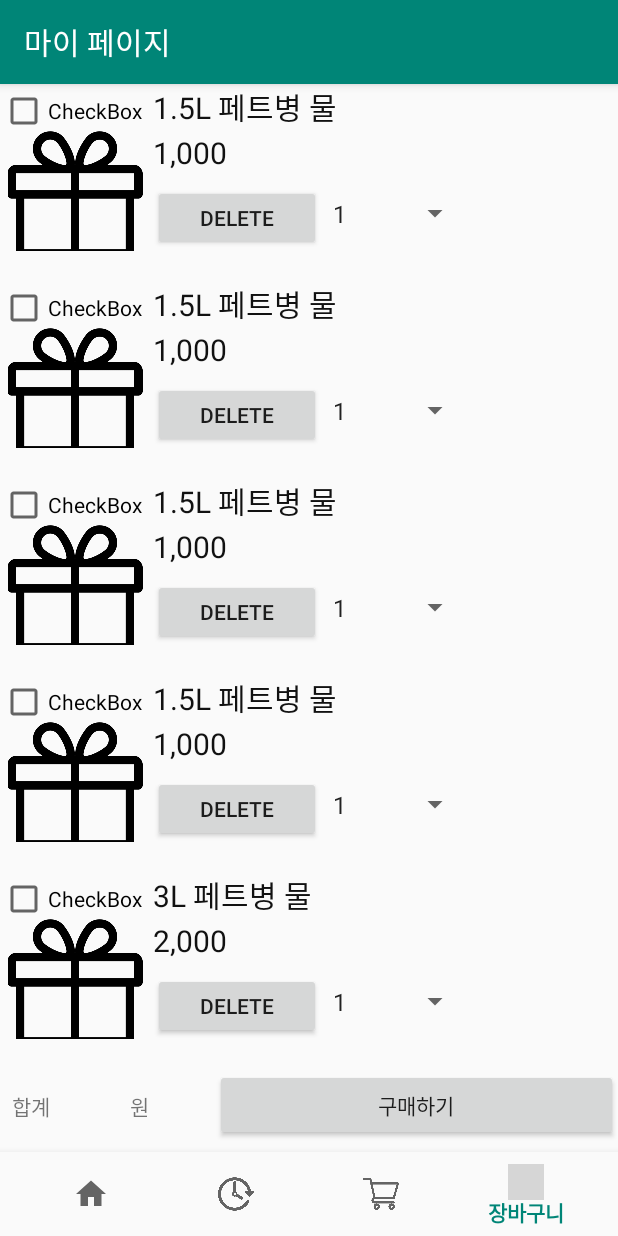
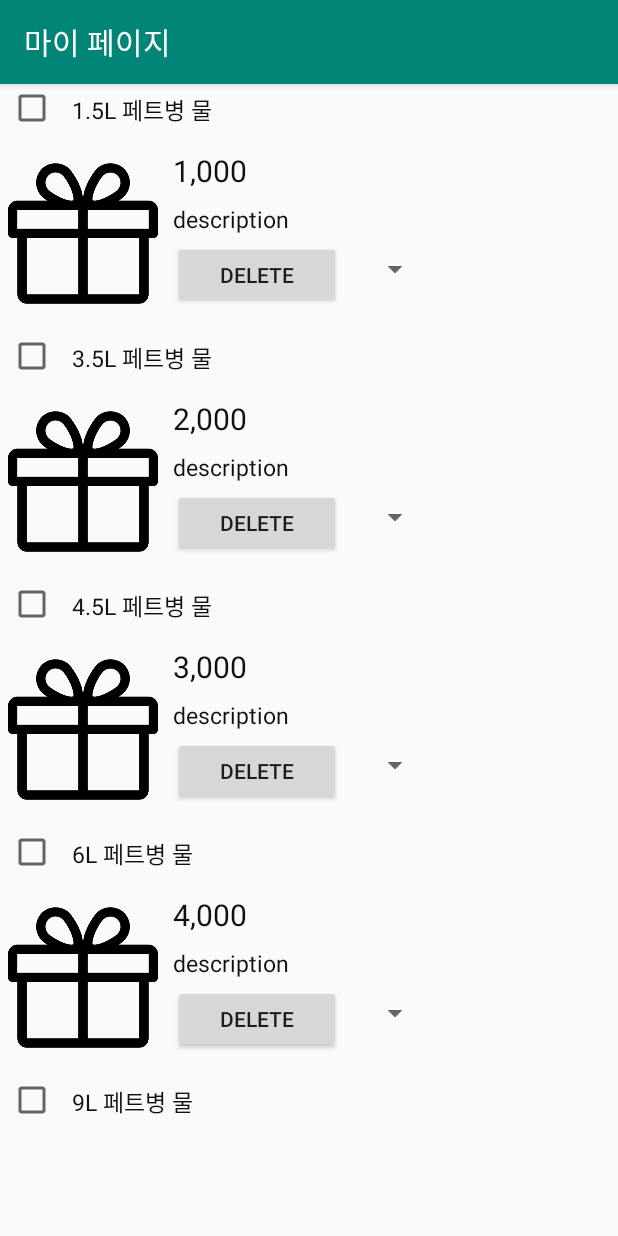
Before and after one commit to HyoilKim/Choose, an Android app: the Cart screen opened through its navigation route, on a phone screen of 412 x 824 dp. Run offline under Robolectric (Android 15) with nearby library versions, the phone set to English and light mode, and no system bars; our stand-ins replace navigation-ui; libraries missing offline, so code that uses them is left out: cn.trinea.android; pictures from the network do not load; 5 statements that could not run were skipped; grey boxes are pictures that could not be loaded.

Commit message:
tab3 layout design, bottom navigator hide&show

```diff
--- a/Choose/app/src/main/java/com/example/choose/ui/cart/Adapter.java
+++ b/Choose/app/src/main/java/com/example/choose/ui/cart/Adapter.java
@@ -72,5 +72,4 @@ public class Adapter extends RecyclerView.Adapter<Adapter.ViewHolder> {
             spinner = (Spinner) itemView.findViewById(R.id.cart_spinner);
         }
     }
-
 }
--- a/Choose/app/src/main/java/com/example/choose/ui/cart/Cart.java
+++ b/Choose/app/src/main/java/com/example/choose/ui/cart/Cart.java
@@ -1,7 +1,13 @@
 package com.example.choose.ui.cart;
 
 import android.os.Bundle;
+import android.util.Log;
+import android.view.ContextMenu;
+import android.view.KeyEvent;
 import android.view.LayoutInflater;
+import android.view.Menu;
+import android.view.MenuInflater;
+import android.view.MenuItem;
 import android.view.View;
 import android.view.ViewGroup;
 
@@ -9,12 +15,15 @@ import androidx.annotation.NonNull;
 import androidx.annotation.Nullable;
 import androidx.appcompat.app.AppCompatActivity;
 import androidx.fragment.app.Fragment;
+import androidx.fragment.app.FragmentManager;
 import androidx.recyclerview.widget.LinearLayoutManager;
 import androidx.recyclerview.widget.RecyclerView;
 
+import com.example.choose.MainActivity;
 import com.example.choose.R;
 
 import java.util.ArrayList;
+import java.util.List;
 
 public class Cart extends Fragment {
     private ArrayList<CartItemData> itemList;
@@ -24,23 +33,37 @@ public class Cart extends Fragment {
     @Override
     public void onCreate(@Nullable Bundle savedInstanceState) {
         super.onCreate(savedInstanceState);
+        getActivity().findViewById(R.id.nav_view).setVisibility(View.GONE);
     }
 
     public View onCreateView(@NonNull LayoutInflater inflater, ViewGroup container, Bundle savedInstanceState) {
         View root = inflater.inflate(R.layout.fragment_cart, container, false);
+
         recyclerView = root.findViewById(R.id.recyclerView);
         LinearLayoutManager linearLayoutManager = new LinearLayoutManager(getContext());
         recyclerView.setLayoutManager(linearLayoutManager);
 
         itemList = new ArrayList<>();
         itemList.add(new CartItemData("1.5L 페트병 물", "1,000", "0", 1, false));
-        itemList.add(new CartItemData("1.5L 페트병 물", "1,000", "0", 1, false));
-        itemList.add(new CartItemData("1.5L 페트병 물", "1,000", "0", 1, false));
-        itemList.add(new CartItemData("1.5L 페트병 물", "1,000", "0", 1, false));
-        itemList.add(new CartItemData("3L 페트병 물", "2,000", "0", 1, false));
+        itemList.add(new CartItemData("3.5L 페트병 물", "2,000", "0", 1, false));
+        itemList.add(new CartItemData("4.5L 페트병 물", "3,000", "0", 1, false));
+        itemList.add(new CartItemData("6L 페트병 물", "4,000", "0", 1, false));
+        itemList.add(new CartItemData("9L 페트병 물", "5,000", "0", 1, false));
 
         adapter = new Adapter(getContext(), itemList);
         recyclerView.setAdapter(adapter);
+
+        // ************* Bottom navigator bar set visible(hardware back key) **************** //
+        root.setFocusableInTouchMode(true);
+        root.requestFocus();
+        root.setOnKeyListener(new View.OnKeyListener() {
+            @Override
+            public boolean onKey(View v, int keyCode, KeyEvent event) {
+                getActivity().findViewById(R.id.nav_view).setVisibility(View.VISIBLE);
+                getFragmentManager().popBackStack();
+                return false;
+            }
+        });
         return root;
     }
 }
--- a/Choose/app/src/main/java/com/example/choose/ui/home/HomeFragment.java
+++ b/Choose/app/src/main/java/com/example/choose/ui/home/HomeFragment.java
@@ -2,6 +2,7 @@ package com.example.choose.ui.home;
 
 import android.content.Intent;
 import android.os.Bundle;
+import android.util.Log;
 import android.view.LayoutInflater;
 import android.view.View;
 import android.view.ViewGroup;
@@ -28,6 +29,8 @@ public class HomeFragment extends Fragment {
     @Override
     public void onCreate(@Nullable Bundle savedInstanceState) {
         super.onCreate(savedInstanceState);
+        getActivity().findViewById(R.id.nav_view).setVisibility(View.VISIBLE);
+        Log.d("oncreate","asd");
 
     }
 
--- a/Choose/app/src/main/java/com/example/choose/ui/recent/RecentLookup.java
+++ b/Choose/app/src/main/java/com/example/choose/ui/recent/RecentLookup.java
@@ -16,6 +16,12 @@ import com.example.choose.R;
 
 public class RecentLookup extends Fragment {
 
+    @Override
+    public void onCreate(@Nullable Bundle savedInstanceState) {
+        super.onCreate(savedInstanceState);
+        getActivity().findViewById(R.id.nav_view).setVisibility(View.VISIBLE);
+    }
+
     public View onCreateView(@NonNull LayoutInflater inflater, ViewGroup container, Bundle savedInstanceState) {
         View root = inflater.inflate(R.layout.fragment_recent, container, false);
         return root;
--- a/Choose/app/src/main/res/layout/fragment_cart.xml
+++ b/Choose/app/src/main/res/layout/fragment_cart.xml
@@ -4,17 +4,23 @@
     xmlns:tools="http://schemas.android.com/tools"
     android:layout_width="match_parent"
     android:layout_height="match_parent">
-
-    <androidx.recyclerview.widget.RecyclerView
-        android:id="@+id/recyclerView"
+    <LinearLayout
+        android:id="@+id/linear1"
         android:layout_width="match_parent"
-        android:layout_height="wrap_content"/>
-
+        android:layout_height="wrap_content"
+        android:orientation="vertical">
+        <androidx.recyclerview.widget.RecyclerView
+            android:id="@+id/recyclerView"
+            android:layout_width="match_parent"
+            android:layout_height="wrap_content"
+            android:layout_marginBottom="60dp"/>
+    </LinearLayout>
     <RelativeLayout
+        android:id="@+id/bottomMenu"
         android:layout_width="wrap_content"
         android:layout_height="wrap_content"
         android:orientation="horizontal"
-        android:layout_below="@+id/recyclerView">
+        android:layout_below="@+id/linear1">
         <TextView
             android:id="@+id/sum"
             android:layout_width="42dp"
--- a/Choose/app/src/main/res/layout/item_cart.xml
+++ b/Choose/app/src/main/res/layout/item_cart.xml
@@ -3,61 +3,75 @@
     android:orientation="vertical"
     android:layout_width="match_parent"
     android:layout_height="wrap_content"
-    android:layout_marginBottom="20dp">
+    android:layout_marginBottom="10dp">
     <LinearLayout
         android:layout_width="wrap_content"
-        android:layout_height="wrap_content">
-
+        android:layout_height="wrap_content"
+        android:orientation="vertical">
         <RelativeLayout
             android:id="@+id/layout1"
-            android:layout_width="wrap_content"
+            android:layout_width="match_parent"
             android:layout_height="wrap_content"
-            android:orientation="vertical">
+            android:orientation="horizontal">
             <CheckBox
                 android:id="@+id/cart_checkBox"
                 android:layout_width="wrap_content"
                 android:layout_height="21dp"
                 android:layout_weight="1"
-                android:text="CheckBox" />
+                android:layout_margin="5dp"/>
 
-            <ImageView
-                android:id="@+id/cart_image"
-                android:layout_width="100dp"
-                android:layout_height="90dp"
-                android:layout_below="@+id/cart_checkBox"
-                android:src="@drawable/gift" />
+            <TextView
+                android:id="@+id/cart_title"
+                android:layout_width="wrap_content"
+                android:layout_height="wrap_content"
+                android:layout_toRightOf="@id/cart_checkBox"
+                android:padding="5dp"
+                android:text="title"
+                android:textColor="#111111"
+                android:textSize="15dp"
+                android:gravity="center"/>
         </RelativeLayout>
 
         <RelativeLayout
             android:id="@+id/layout2"
             android:layout_width="310dp"
             android:layout_height="111dp"
-            android:layout_marginLeft="2dp"
-            android:layout_toRightOf="@id/layout1"
-            android:orientation="vertical">
+            android:layout_marginLeft="5dp"
+            android:layout_marginTop="10dp"
+            android:orientation="horizontal">
 
-            <TextView
-                android:id="@+id/cart_title"
-                android:layout_width="match_parent"
-                android:layout_height="32dp"
-                android:text="title"
-                android:textColor="#111111"
-                android:textSize="20dp" />
+            <ImageView
+                android:id="@+id/cart_image"
+                android:layout_width="100dp"
+                android:layout_height="150dp"
+                android:src="@drawable/gift"
+                android:layout_marginRight="10dp"/>
 
             <TextView
                 android:id="@+id/cart_price"
                 android:layout_width="match_parent"
                 android:layout_height="35dp"
-                android:layout_below="@+id/cart_title"
-                android:layout_marginTop="0dp"
+                android:layout_toRightOf="@+id/cart_image"
                 android:text="price"
                 android:textColor="#111111"
                 android:textSize="20dp" />
 
+            <TextView
+                android:id="@+id/desc"
+                android:layout_width="match_parent"
+                android:layout_height="25dp"
+                android:layout_toRightOf="@+id/cart_image"
+                android:layout_below="@+id/cart_price"
+                android:text="description"
+                android:textColor="#111111"
+                android:textSize="15dp" />
+
             <RelativeLayout
                 android:layout_width="wrap_content"
                 android:layout_height="wrap_content"
-                android:layout_below="@+id/cart_price">
+                android:layout_toRightOf="@+id/cart_image"
+                android:layout_below="@+id/desc"
+                android:paddingBottom="5dp">
                 <Button
                     android:id="@+id/cart_deleteButton"
                     android:layout_width="112dp"
@@ -65,7 +79,8 @@
                     android:text="delete" />
                 <Spinner
                     android:id="@+id/cart_spinner"
-                    android:layout_width="100dp"
+                    android:layout_marginLeft="10dp"
+                    android:layout_width="50dp"
                     android:layout_height="38dp"
                     android:layout_toRightOf="@id/cart_deleteButton" />
             </RelativeLayout>
--- a/Choose/app/src/main/res/menu/bottom_nav_menu.xml
+++ b/Choose/app/src/main/res/menu/bottom_nav_menu.xml
@@ -1,24 +1,20 @@
 <?xml version="1.0" encoding="utf-8"?>
-<menu xmlns:android="http://schemas.android.com/apk/res/android">
-
+<menu xmlns:android="http://schemas.android.com/apk/res/android"
+    android:id="@+id/bottomMenuBar">
     <item
         android:id="@+id/navigation_home"
         android:icon="@drawable/ic_home_black_24dp"
         android:title="@string/title_home" />
-
     <item
         android:id="@+id/navigation_dashboard"
         android:icon="@drawable/recent"
         android:title="@string/title_dashboard" />
-
     <item
     android:id="@+id/navigation_notifications"
     android:icon="@drawable/cart"
     android:title="@string/title_notifications" />
-
     <item
         android:id="@+id/navigation_myPage"
         android:icon="@drawable/user"
         android:title="@string/title_notifications" />
-
 </menu>
```
